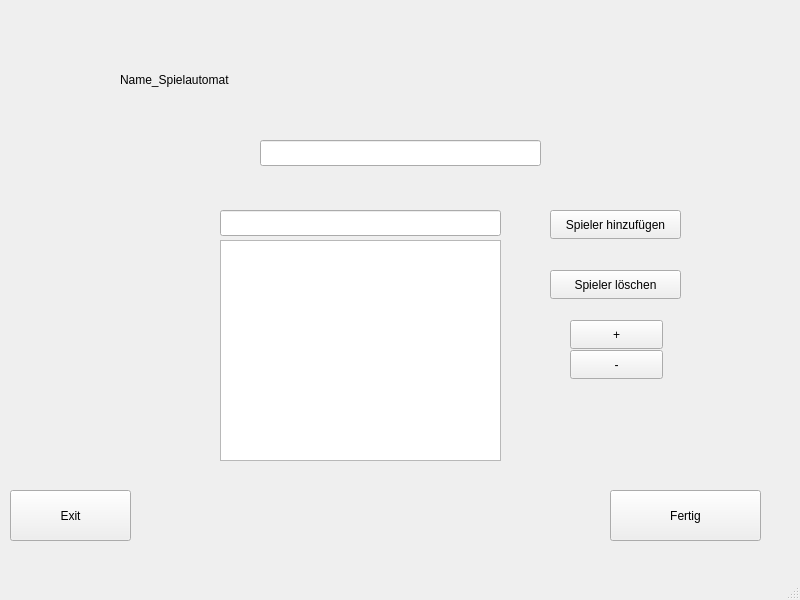
Above: mainwindow.ui from TreutleTobias/Spielautomat before the change. Below: the same form after it.
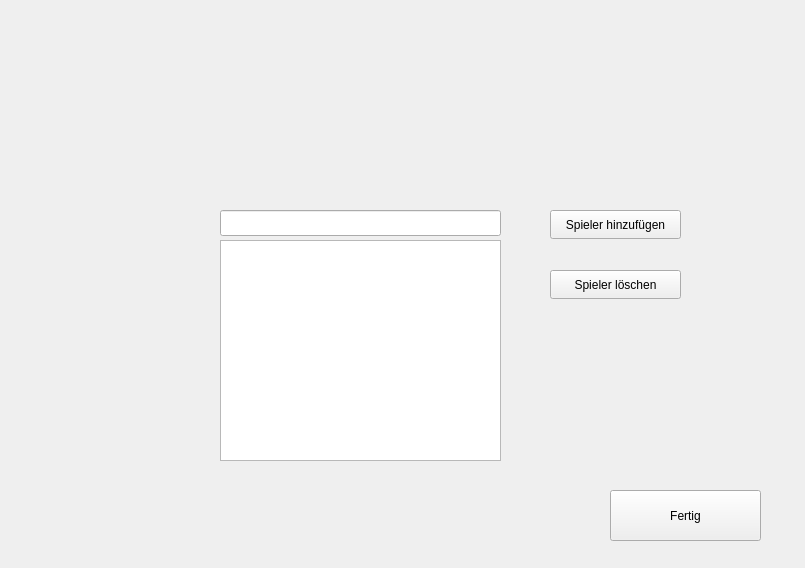
That is the form after the change.

What changed in the file:
```diff
--- a/mainwindow.ui
+++ b/mainwindow.ui
@@ -6,8 +6,8 @@
    <rect>
     <x>0</x>
     <y>0</y>
-    <width>800</width>
-    <height>600</height>
+    <width>805</width>
+    <height>568</height>
    </rect>
   </property>
   <property name="windowTitle">
@@ -27,32 +27,6 @@
      <string>Fertig</string>
     </property>
    </widget>
-   <widget class="QPushButton" name="exit">
-    <property name="geometry">
-     <rect>
-      <x>10</x>
-      <y>490</y>
-      <width>121</width>
-      <height>51</height>
-     </rect>
-    </property>
-    <property name="text">
-     <string>Exit</string>
-    </property>
-   </widget>
-   <widget class="QLabel" name="label">
-    <property name="geometry">
-     <rect>
-      <x>120</x>
-      <y>70</y>
-      <width>211</width>
-      <height>20</height>
-     </rect>
-    </property>
-    <property name="text">
-     <string>Name_Spielautomat</string>
-    </property>
-   </widget>
    <widget class="QPushButton" name="Spieler_Hinzufuegen">
     <property name="geometry">
      <rect>
@@ -79,32 +53,6 @@
      <string>Spieler löschen</string>
     </property>
    </widget>
-   <widget class="QPushButton" name="Hoch">
-    <property name="geometry">
-     <rect>
-      <x>570</x>
-      <y>320</y>
-      <width>93</width>
-      <height>29</height>
-     </rect>
-    </property>
-    <property name="text">
-     <string>+</string>
-    </property>
-   </widget>
-   <widget class="QPushButton" name="Runter">
-    <property name="geometry">
-     <rect>
-      <x>570</x>
-      <y>350</y>
-      <width>93</width>
-      <height>29</height>
-     </rect>
-    </property>
-    <property name="text">
-     <string>-</string>
-    </property>
-   </widget>
    <widget class="QLineEdit" name="Eingabe">
     <property name="geometry">
      <rect>
@@ -125,28 +73,20 @@
      </rect>
     </property>
    </widget>
-   <widget class="QLineEdit" name="Test">
+   <widget class="QLabel" name="Background_Label">
     <property name="geometry">
      <rect>
-      <x>260</x>
-      <y>140</y>
-      <width>281</width>
-      <height>26</height>
+      <x>0</x>
+      <y>0</y>
+      <width>801</width>
+      <height>601</height>
      </rect>
     </property>
+    <property name="text">
+     <string/>
+    </property>
    </widget>
   </widget>
-  <widget class="QMenuBar" name="menubar">
-   <property name="geometry">
-    <rect>
-     <x>0</x>
-     <y>0</y>
-     <width>800</width>
-     <height>22</height>
-    </rect>
-   </property>
-  </widget>
-  <widget class="QStatusBar" name="statusbar"/>
  </widget>
  <resources/>
  <connections/>
```
Left out of the diff: 6 changed lines with no effect on the pictures.
